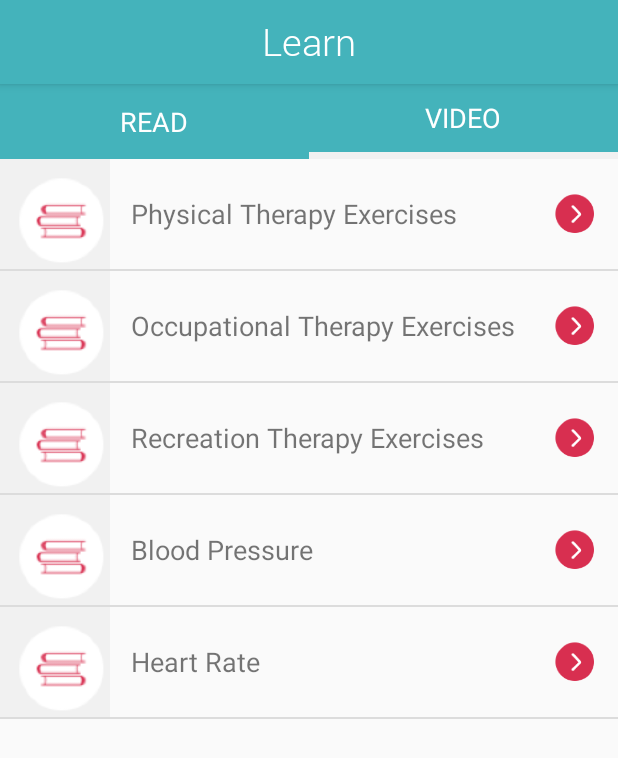
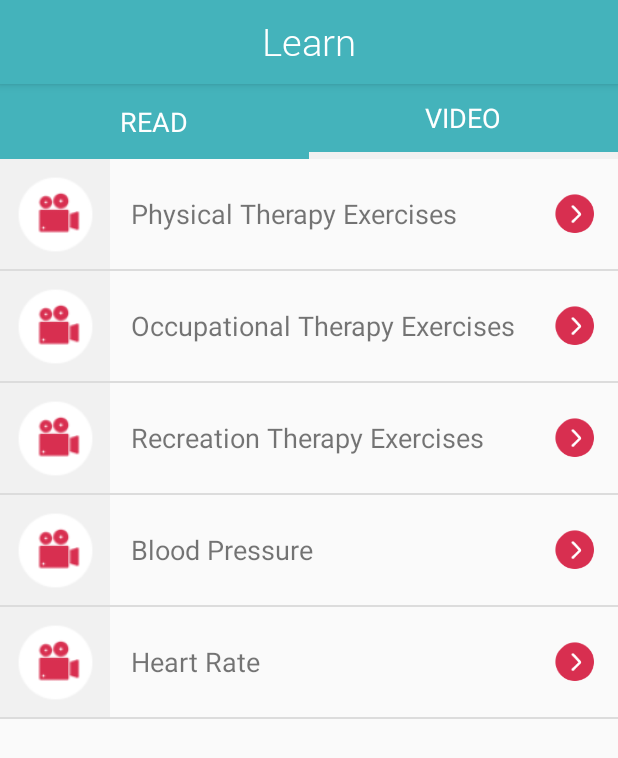
Before and after one commit to rachelgrau/Health4TheWorldStroke, an Android app: the LearnActivity screen opened directly, with no data from a screen before it, after a tap on "VIDEO", on a phone screen of 412 x 824 dp. Shown: the top 758 px of the screen. Run offline under Robolectric (Android 15) with nearby library versions, the phone set to English and light mode, and no system bars.

Commit message:
Set video/read icons programatically in learn content list view

```diff
--- a/app/src/main/java/com/example/rachel/health4theworldstroke/Adapters/LearnContentAdapter.java
+++ b/app/src/main/java/com/example/rachel/health4theworldstroke/Adapters/LearnContentAdapter.java
@@ -6,9 +6,11 @@ import android.view.View;
 import android.view.ViewGroup;
 import android.widget.BaseAdapter;
 import android.widget.ImageButton;
+import android.widget.ImageView;
 import android.widget.TextView;
 
 import com.example.rachel.health4theworldstroke.Models.LearnContent;
+import com.example.rachel.health4theworldstroke.Models.ReadLearnContent;
 import com.example.rachel.health4theworldstroke.R;
 
 import java.util.ArrayList;
@@ -58,10 +60,18 @@ public class LearnContentAdapter extends BaseAdapter {
         TextView titleTextView =
                 (TextView) rowView.findViewById(com.example.rachel.health4theworldstroke.R.id.learn_content_title);
         ImageButton arrowButton = (ImageButton) rowView.findViewById(R.id.pink_arrow);
+        ImageView icon = (ImageView) rowView.findViewById(R.id.content_icon);
 
         // Populate view with relevant content
         LearnContent contentItem = (LearnContent) getItem(position);
         titleTextView.setText(contentItem.title);
+        if (contentItem instanceof ReadLearnContent) {
+            /* Read icon */
+//            icon.setImageResource(R.mipmap.book_icon);
+        } else {
+            /* Video image*/
+            icon.setImageResource(R.mipmap.video_icon);
+        }
 
 //        Picasso.with(mContext).load(contentItem.imageUrl).placeholder(R.mipmap.ic_launcher).into(thumbnailImageView);
 
--- a/app/src/main/res/layout/list_item_learn_content.xml
+++ b/app/src/main/res/layout/list_item_learn_content.xml
@@ -6,21 +6,19 @@
     android:descendantFocusability="blocksDescendants">
     <!--gray square-->
     <View
-        android:id="@+id/read_thumbnail_background"
+        android:id="@+id/icon_background"
         android:layout_width="73dp"
         android:layout_height="73dp"
         android:background="@color/gray"/>
-    <!--book icon, centered in gray square -->
+    <!--book/video icon, centered in gray square -->
     <ImageView
-        android:id="@+id/read_thumbnail_image"
+        android:id="@+id/content_icon"
         android:layout_width="55dp"
         android:layout_height="55dp"
         android:layout_marginLeft="9dp"
         android:layout_marginTop="9dp"
-        android:layout_alignTop="@id/read_thumbnail_background"
-        android:layout_alignBottom="@id/read_thumbnail_background"
-        android:layout_alignLeft="@id/read_thumbnail_background"
-        android:layout_alignRight="@id/read_thumbnail_background"
+        android:layout_alignTop="@id/icon_background"
+        android:layout_alignLeft="@id/icon_background"
         android:scaleType="fitXY"
         android:src="@mipmap/book_icon"
         />
@@ -30,8 +28,8 @@
         android:layout_width="wrap_content"
         android:layout_height="wrap_content"
         android:layout_centerVertical="true"
-        android:layout_toEndOf="@id/read_thumbnail_background"
-        android:layout_toRightOf="@id/read_thumbnail_background">
+        android:layout_toEndOf="@id/icon_background"
+        android:layout_toRightOf="@id/icon_background">
 
         <TextView
             android:id="@+id/learn_content_title"
```
Also changed, not shown: app/src/main/res/mipmap-hdpi/video_icon.png (added), app/src/main/res/mipmap-mdpi/video_icon.png (added), app/src/main/res/mipmap-xhdpi/video_icon.png (added), app/src/main/res/mipmap-xxhdpi/video_icon.png (added), app/src/main/res/mipmap-xxxhdpi/video_icon.png (added), app/src/main/video_icon-web.png (added).
